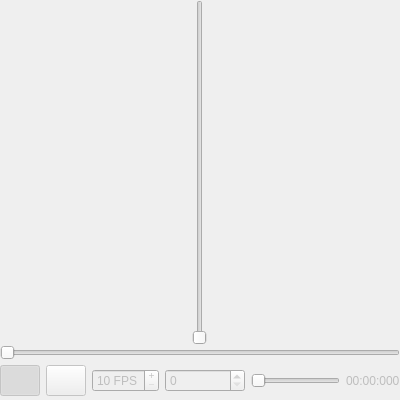
First picture: the form in pyforms/gui/Controls/ControlPlayer/video.ui, repository UmSenhorQualquer/pyforms, before the edit.
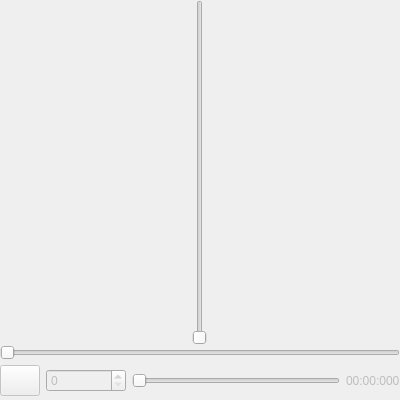
Second picture: the form after the edit. Icons and pictures are not drawn.

```diff
--- a/pyforms/gui/Controls/ControlPlayer/video.ui
+++ b/pyforms/gui/Controls/ControlPlayer/video.ui
@@ -98,33 +98,6 @@
       <property name="margin">
        <number>0</number>
       </property>
-      <item>
-       <widget class="QPushButton" name="videoHideMarkers">
-        <property name="minimumSize">
-         <size>
-          <width>0</width>
-          <height>31</height>
-         </size>
-        </property>
-        <property name="focusPolicy">
-         <enum>Qt::NoFocus</enum>
-        </property>
-        <property name="text">
-         <string/>
-        </property>
-        <property name="icon">
-         <iconset>
-          <normaloff>uipics/film.png</normaloff>
-          <normalon>uipics/film_edit.png</normalon>uipics/film.png</iconset>
-        </property>
-        <property name="checkable">
-         <bool>true</bool>
-        </property>
-        <property name="checked">
-         <bool>true</bool>
-        </property>
-       </widget>
-      </item>
       <item>
        <widget class="QPushButton" name="videoPlay">
         <property name="minimumSize">
@@ -155,37 +128,6 @@
         </property>
        </widget>
       </item>
-      <item>
-       <widget class="QSpinBox" name="videoFPS">
-        <property name="frame">
-         <bool>true</bool>
-        </property>
-        <property name="readOnly">
-         <bool>false</bool>
-        </property>
-        <property name="buttonSymbols">
-         <enum>QAbstractSpinBox::PlusMinus</enum>
-        </property>
-        <property name="keyboardTracking">
-         <bool>false</bool>
-        </property>
-        <property name="suffix">
-         <string> FPS</string>
-        </property>
-        <property name="prefix">
-         <string/>
-        </property>
-        <property name="minimum">
-         <number>10</number>
-        </property>
-        <property name="maximum">
-         <number>60</number>
-        </property>
-        <property name="singleStep">
-         <number>10</number>
-        </property>
-       </widget>
-      </item>
       <item>
        <widget class="QSpinBox" name="videoFrames">
         <property name="sizePolicy">
```
